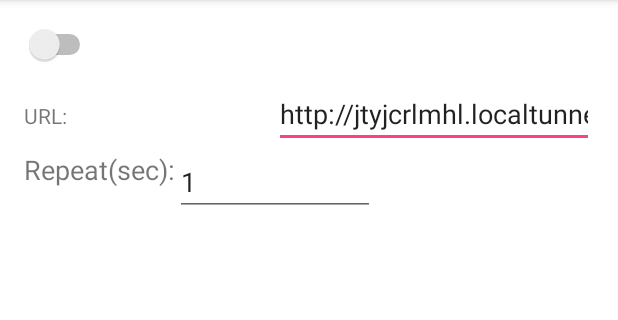
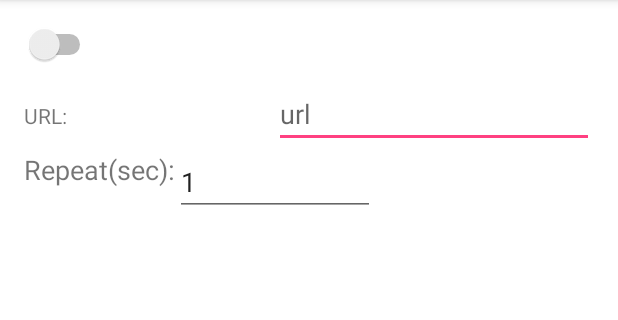
Before and after one commit to rchekalov/govorillo, an Android app: the screen it shows after launch (MainActivity), on a phone screen of 412 x 824 dp, the part 84-404 px from its top. Run offline under Robolectric (Android 15) with nearby library versions, the phone set to English and light mode, and no system bars.

Commit message:
del default url

```diff
--- a/app/src/main/res/layout/activity_main.xml
+++ b/app/src/main/res/layout/activity_main.xml
@@ -26,7 +26,7 @@
         android:ems="10"
         android:id="@+id/editAdress"
         android:hint="url"
-        android:text="http://jtyjcrlmhl.localtunnel.me/"
+        android:text=""
         android:layout_marginTop="10dp"
         android:layout_below="@+id/onOff"
         android:layout_alignParentRight="true"
```
